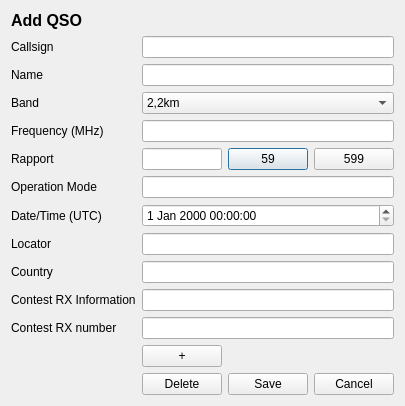
jj01101010/EasyHamLog, file forms/QSOAddDialog/qsoadddialog.ui: the form before one commit.
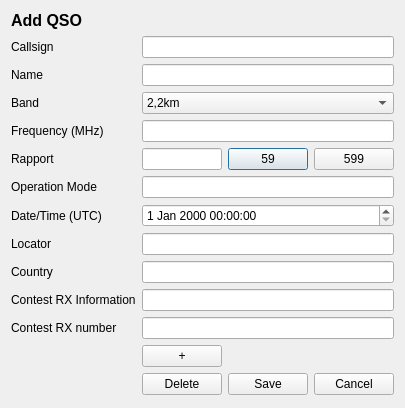
The form after the commit.

The edit to the form file:
```diff
--- a/forms/QSOAddDialog/qsoadddialog.ui
+++ b/forms/QSOAddDialog/qsoadddialog.ui
@@ -6,8 +6,8 @@
    <rect>
     <x>0</x>
     <y>0</y>
-    <width>351</width>
-    <height>382</height>
+    <width>382</width>
+    <height>408</height>
    </rect>
   </property>
   <property name="sizePolicy">
```
Left out of the diff: 2 changed lines with no effect on the pictures.
